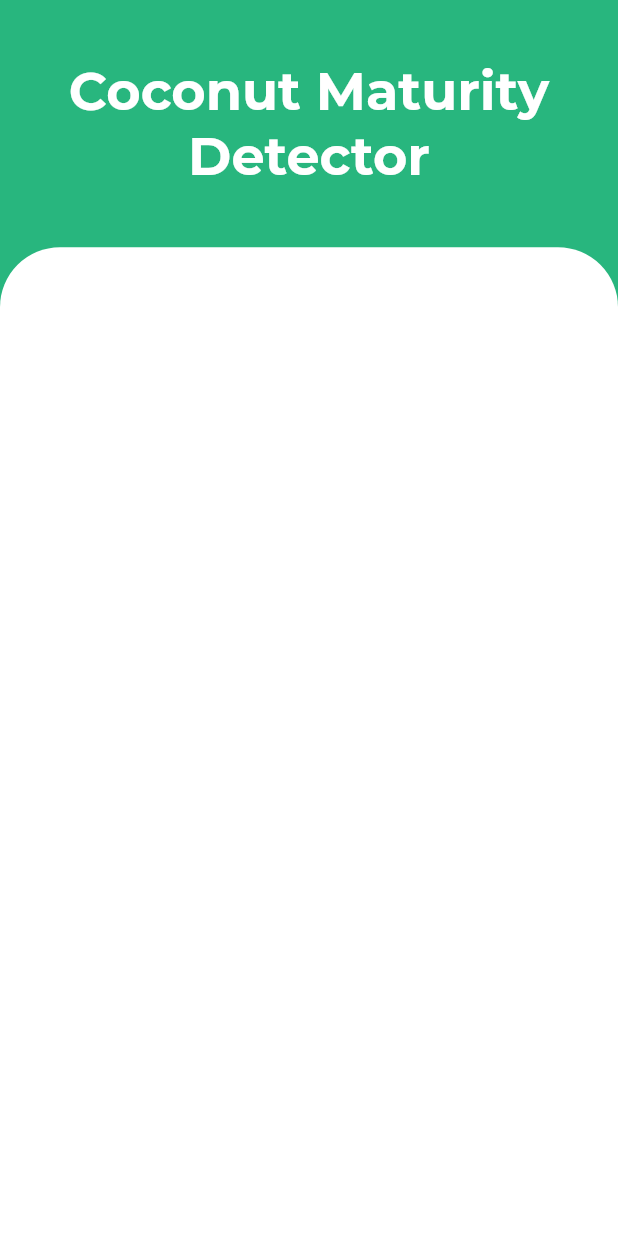
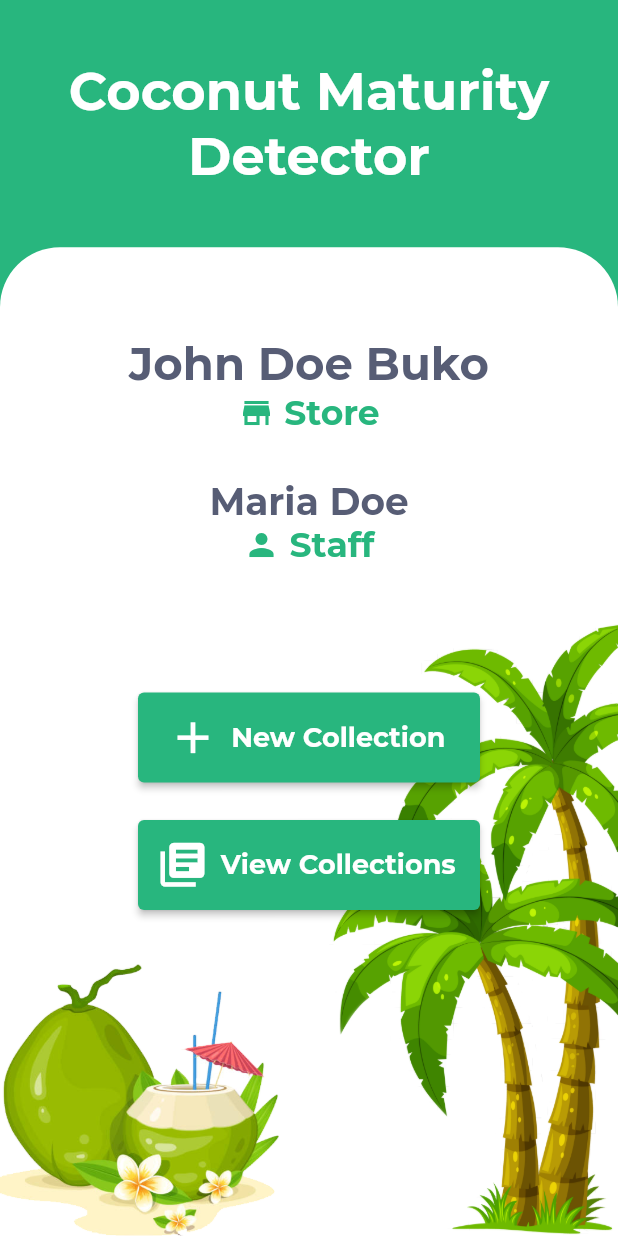
Before and after one commit to kyle-joseph/thesis-coconut-maturity-detector, a Flutter app: the screen it shows after launch, on a phone screen of 412 x 824 dp. Run offline on Flutter 3.47's test engine with Material 2 defaults, Android fonts, the phone set to English and light mode, and no system bars.

Commit message:
Added homeBody contents
- Added coconut and coconut tree images in asset
- Added two buttons for new collection and view collections
- Added store name and staff

```diff
--- a/lib/screens/home/home_body.dart
+++ b/lib/screens/home/home_body.dart
@@ -34,7 +34,10 @@ class HomeBody extends StatelessWidget {
             'Coconut Maturity Detector',
             textAlign: TextAlign.center,
             style: TextStyle(
-                color: Colors.white, fontSize: 35, fontWeight: FontWeight.bold),
+              color: Colors.white,
+              fontSize: 35,
+              fontWeight: FontWeight.bold,
+            ),
           ),
         ],
       ),
@@ -44,6 +47,7 @@ class HomeBody extends StatelessWidget {
   Widget homeBody(BuildContext context) {
     return Expanded(
       child: Container(
+        width: MediaQuery.of(context).size.width,
         decoration: const BoxDecoration(
           borderRadius: BorderRadius.only(
             topLeft: Radius.circular(40),
@@ -51,7 +55,161 @@ class HomeBody extends StatelessWidget {
           ),
           color: Colors.white,
         ),
+        child: Stack(
+          children: [
+            Positioned(
+              right: -40,
+              bottom: 0,
+              child: Image.asset(
+                'assets/images/coconut_tree.png',
+                height: MediaQuery.of(context).size.height * 0.50,
+              ),
+            ),
+            Positioned(
+              left: -7,
+              bottom: 0,
+              child: Image.asset(
+                'assets/images/coconut.png',
+                height: MediaQuery.of(context).size.height * 0.22,
+              ),
+            ),
+            SingleChildScrollView(
+              child: SizedBox(
+                width: double.infinity,
+                child: Column(
+                  children: [
+                    // ignore: sized_box_for_whitespace
+                    Container(
+                      width: MediaQuery.of(context).size.width,
+                      height: MediaQuery.of(context).size.height * 0.33,
+                      child: homeStoreAndStaff(context),
+                    ),
+                    Container(
+                      width: MediaQuery.of(context).size.width,
+                      padding: const EdgeInsets.only(
+                        top: 25,
+                      ),
+                      child: Column(
+                        children: [
+                          homeButton(
+                              context,
+                              "New Collection",
+                              const Icon(
+                                Icons.add,
+                                size: 35,
+                              )),
+                          homeButton(
+                              context,
+                              "View Collections",
+                              const Icon(
+                                Icons.library_books,
+                                size: 35,
+                              ))
+                        ],
+                      ),
+                    )
+                  ],
+                ),
+              ),
+            )
+          ],
+        ),
       ),
     );
   }
+
+  Widget homeButton(BuildContext context, String label, Icon icon) {
+    return Container(
+      margin: const EdgeInsets.only(
+        bottom: 25,
+      ),
+      child: ElevatedButton.icon(
+        icon: icon,
+        label: Text(
+          label,
+          style: const TextStyle(fontSize: 18, fontWeight: FontWeight.bold),
+        ),
+        style: ElevatedButton.styleFrom(
+          primary: AppTheme.primaryColor,
+          minimumSize: const Size(228, 60),
+        ),
+        onPressed: () {},
+      ),
+    );
+  }
+
+  Widget homeStoreAndStaff(BuildContext context) {
+    return Column(
+      mainAxisAlignment: MainAxisAlignment.center,
+      children: [
+        Container(
+          padding: const EdgeInsets.only(
+            bottom: 30,
+          ),
+          child: Column(
+            children: [
+              const Text(
+                "John Doe Buko",
+                textAlign: TextAlign.center,
+                style: TextStyle(
+                  color: AppTheme.primaryColorLight,
+                  fontSize: 30,
+                  fontWeight: FontWeight.bold,
+                ),
+              ),
+              Row(
+                mainAxisAlignment: MainAxisAlignment.center,
+                children: const [
+                  Icon(
+                    Icons.store,
+                    color: AppTheme.primaryColor,
+                  ),
+                  Text(
+                    " Store",
+                    style: TextStyle(
+                      color: AppTheme.primaryColor,
+                      fontSize: 23,
+                      fontWeight: FontWeight.bold,
+                    ),
+                  ),
+                ],
+              )
+            ],
+          ),
+        ),
+        // ignore: avoid_unnecessary_containers
+        Container(
+          child: Column(
+            children: [
+              const Text(
+                "Maria Doe",
+                style: TextStyle(
+                  color: AppTheme.primaryColorLight,
+                  fontSize: 25,
+                  fontWeight: FontWeight.bold,
+                ),
+              ),
+              Row(
+                mainAxisAlignment: MainAxisAlignment.center,
+                children: const [
+                  Icon(
+                    Icons.person,
+                    color: AppTheme.primaryColor,
+                  ),
+                  Text(
+                    " Staff",
+                    style: TextStyle(
+                      color: AppTheme.primaryColor,
+                      fontSize: 23,
+                      fontWeight: FontWeight.bold,
+                    ),
+                  ),
+                ],
+              )
+            ],
+          ),
+        )
+      ],
+    );
+  }
 }
--- a/pubspec.yaml
+++ b/pubspec.yaml
@@ -56,9 +56,8 @@ flutter:
   uses-material-design: true
 
   # To add assets to your application, add an assets section, like this:
-  # assets:
-  #   - images/a_dot_burr.jpeg
-  #   - images/a_dot_ham.jpeg
+  assets:
+    - assets/images/
 
   # An image asset can refer to one or more resolution-specific "variants", see
   # https://flutter.dev/assets-and-images/#resolution-aware.
```
Also changed, not shown: assets/images/coconut.png (added), assets/images/coconut_tree.png (added).
